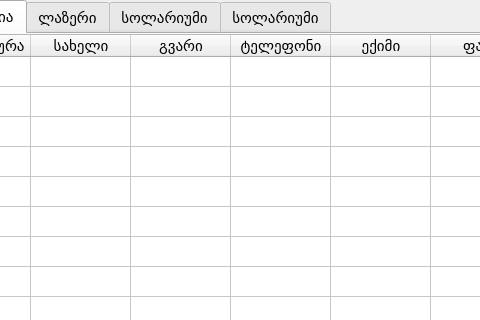
Before: the Qt Designer form ui/main_window.ui in bekashvelidze/renew-commercial, drawn with Qt 5; both pictures show x 115 to 595 and y 0 to 320 of the 885 by 585 pixel window.
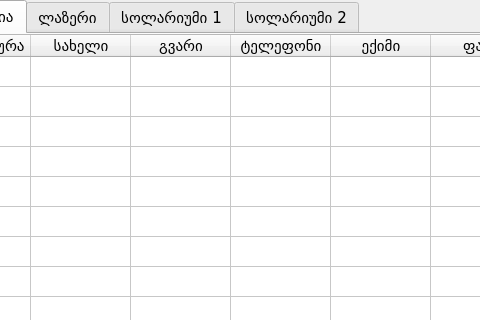
After: the same form once the commit is applied.

```diff
--- a/ui/main_window.ui
+++ b/ui/main_window.ui
@@ -882,7 +882,7 @@
     </widget>
     <widget class="QWidget" name="sol_1">
      <attribute name="title">
-      <string>სოლარიუმი</string>
+      <string>სოლარიუმი 1</string>
      </attribute>
      <widget class="QLineEdit" name="lineEdit_9">
       <property name="geometry">
@@ -1297,7 +1297,7 @@
     </widget>
     <widget class="QWidget" name="sol_2">
      <attribute name="title">
-      <string>სოლარიუმი</string>
+      <string>სოლარიუმი 2</string>
      </attribute>
      <widget class="QLineEdit" name="lineEdit_12">
       <property name="geometry">
```
Left out of the diff: 48 changed lines with no effect on the pictures.
